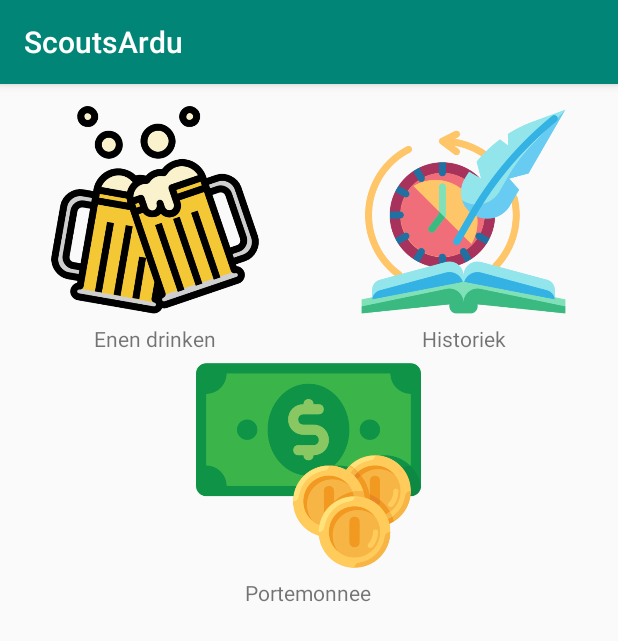
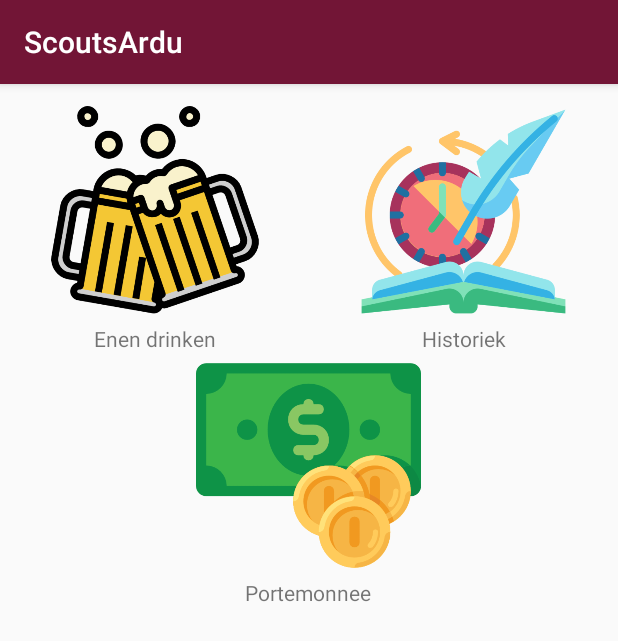
Before and after one commit to lucasverm/ScoutsArduAndroid, an Android app: the fragment stamFragment shown on its own in the app's theme, on a phone screen of 412 x 824 dp. Shown: the top 641 px of the screen. Run offline under Robolectric (Android 15) with nearby library versions, the phone set to English and light mode, and no system bars; our stand-ins replace FlexboxLayout, data binding.

Commit message:
fixing colors

```diff
--- a/app/src/main/java/be/ardu/scoutsardu/Stam/EnenDrinken/EnenDrinkenFragment.kt
+++ b/app/src/main/java/be/ardu/scoutsardu/EnenDrinken/EnenDrinkenFragment.kt
@@ -1,4 +1,4 @@
-package be.ardu.scoutsardu
+package be.ardu.scoutsardu.Stam.EnenDrinken
 
 
 import android.os.Bundle
@@ -7,6 +7,7 @@ import android.view.LayoutInflater
 import android.view.View
 import android.view.ViewGroup
 import androidx.databinding.DataBindingUtil
+import be.ardu.scoutsardu.R
 import be.ardu.scoutsardu.databinding.FragmentEnenDrinkenBinding
 
 /**
@@ -19,7 +20,8 @@ class EnenDrinkenFragment : Fragment() {
         savedInstanceState: Bundle?
     ): View? {
         // Inflate the layout for this fragment
-        val binding = DataBindingUtil.inflate<FragmentEnenDrinkenBinding>(inflater, R.layout.fragment_enen_drinken, container, false)
+        val binding = DataBindingUtil.inflate<FragmentEnenDrinkenBinding>(inflater,
+            R.layout.fragment_enen_drinken, container, false)
         return binding.root
     }
 
--- a/app/src/main/java/be/ardu/scoutsardu/Stam/stamFragment.kt
+++ b/app/src/main/java/be/ardu/scoutsardu/Stam/stamFragment.kt
@@ -9,6 +9,7 @@ import android.view.ViewGroup
 import android.widget.TextView
 import androidx.databinding.DataBindingUtil
 import androidx.navigation.Navigation
+import androidx.recyclerview.widget.GridLayoutManager
 import be.ardu.scoutsardu.databinding.FragmentLoginBinding
 import be.ardu.scoutsardu.databinding.FragmentStamBinding
 
--- a/app/src/main/res/layout/fragment_login.xml
+++ b/app/src/main/res/layout/fragment_login.xml
@@ -12,11 +12,12 @@
         android:layout_width="wrap_content"
         android:layout_height="wrap_content"
         android:layout_marginTop="50dp"
+        android:scaleType="center"
         app:layout_constraintEnd_toEndOf="parent"
         app:layout_constraintHorizontal_bias="0.498"
         app:layout_constraintStart_toStartOf="parent"
         app:layout_constraintTop_toTopOf="parent"
-        tools:srcCompat="@tools:sample/avatars" />
+        app:srcCompat="@drawable/ardu_logo" />
 
     <EditText
         android:id="@+id/editText"
--- a/app/src/main/res/layout/fragment_stam.xml
+++ b/app/src/main/res/layout/fragment_stam.xml
@@ -1,8 +1,13 @@
 <?xml version="1.0" encoding="utf-8"?>
+<layout xmlns:android="http://schemas.android.com/apk/res/android"
+    xmlns:app="http://schemas.android.com/apk/res-auto"
+    xmlns:tools="http://schemas.android.com/tools">
+
+    <data>
+
+    </data>
+
     <ScrollView
-    xmlns:android="http://schemas.android.com/apk/res/android"
-    xmlns:app="http://schemas.android.com/apk/res-auto"
-    xmlns:tools="http://schemas.android.com/tools"
         android:layout_width="match_parent"
         android:layout_height="match_parent">
 
@@ -81,3 +86,4 @@
 
         </com.google.android.flexbox.FlexboxLayout>
     </ScrollView>
+</layout>
--- a/app/src/main/res/values/colors.xml
+++ b/app/src/main/res/values/colors.xml
@@ -1,6 +1,6 @@
 <?xml version="1.0" encoding="utf-8"?>
 <resources>
-    <color name="colorPrimary">#008577</color>
-    <color name="colorPrimaryDark">#00574B</color>
+    <color name="colorPrimary">#721536</color>
+    <color name="colorPrimaryDark">#38181F</color>
     <color name="colorAccent">#D81B60</color>
 </resources>
```
Also changed, not shown: app/src/main/res/navigation/navigation.xml (+4 -4 lines), app/src/main/res/drawable/ardu_logo.jpeg (added).
